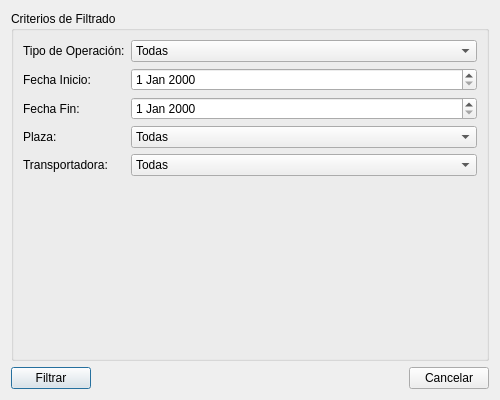
This is GestorDeBovedas/filtros.ui in miguelnodjan/PROYECTO-GESTOR-BOVEDAS as Qt 5 draws it before an edit. The edited form follows.
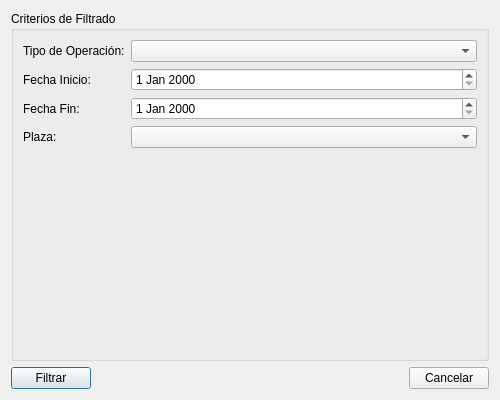
This is the edited form.

```diff
--- a/GestorDeBovedas/filtros.ui
+++ b/GestorDeBovedas/filtros.ui
@@ -28,13 +28,7 @@
        </widget>
       </item>
       <item row="0" column="1">
-       <widget class="QComboBox" name="comboTipo">
-        <item>
-         <property name="text">
-          <string>Todas</string>
-         </property>
-        </item>
-       </widget>
+       <widget class="QComboBox" name="comboTipo"/>
       </item>
       <item row="1" column="0">
        <widget class="QLabel" name="labelFechaInicio">
@@ -64,29 +58,7 @@
        </widget>
       </item>
       <item row="3" column="1">
-       <widget class="QComboBox" name="comboPlaza">
-        <item>
-         <property name="text">
-          <string>Todas</string>
-         </property>
-        </item>
-       </widget>
-      </item>
-      <item row="4" column="0">
-       <widget class="QLabel" name="labelTransportadora">
-        <property name="text">
-         <string>Transportadora:</string>
-        </property>
-       </widget>
-      </item>
-      <item row="4" column="1">
-       <widget class="QComboBox" name="comboTransportadora">
-        <item>
-         <property name="text">
-          <string>Todas</string>
-         </property>
-        </item>
-       </widget>
+       <widget class="QComboBox" name="comboPlaza"/>
       </item>
      </layout>
     </widget>
```
Left out of the diff: 2 changed lines with no effect on the pictures.
